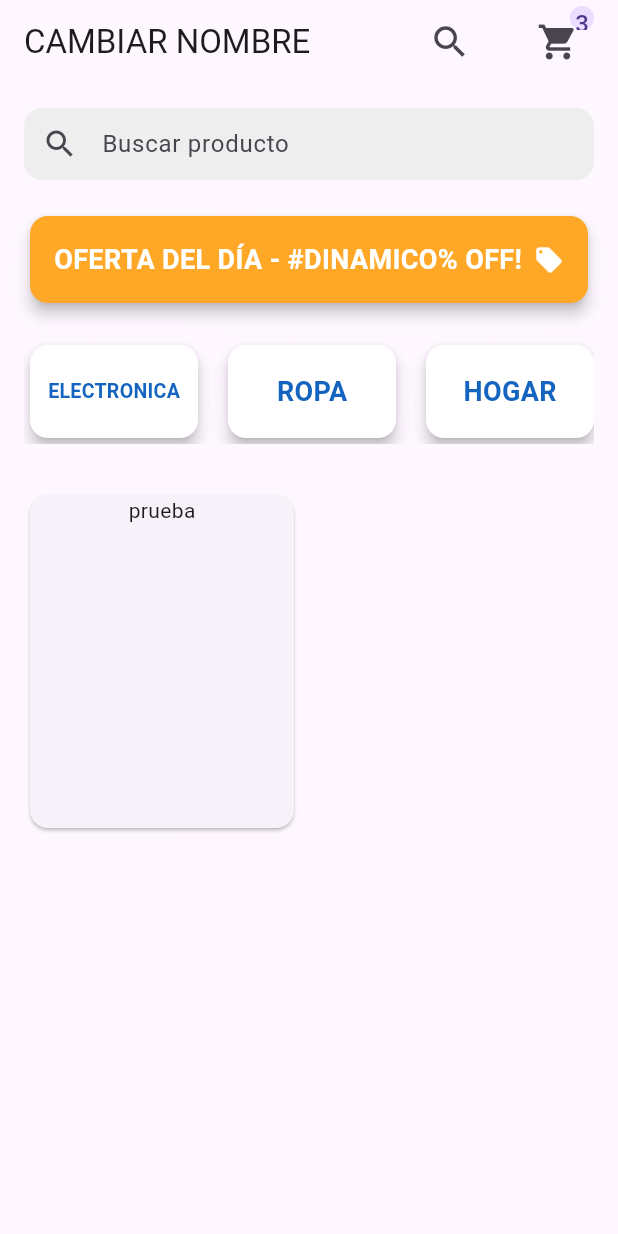
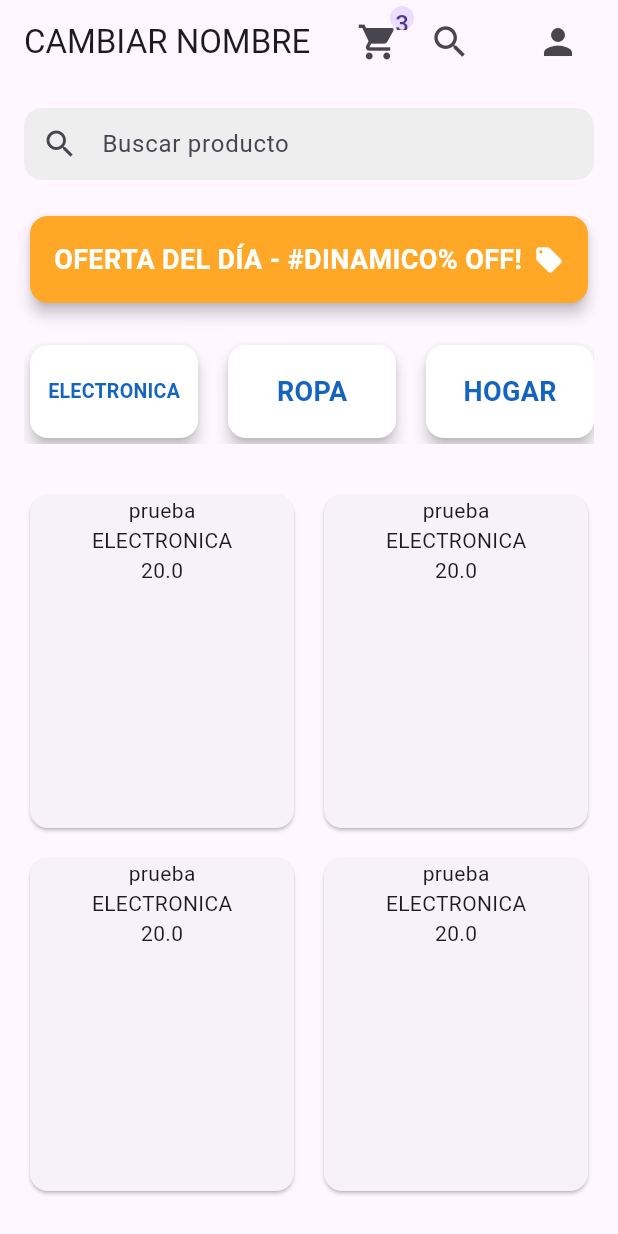
Before and after one commit to TLifeOfCris/MiniEcommerceApp, a Flutter app: the screen it shows after launch, on a phone screen of 412 x 824 dp. Run offline on Flutter 3.47's test engine with Material 3 defaults, Android fonts, the phone set to English and light mode, and no system bars.

Commit message:
Se cambió de lugar los IconButton

```diff
--- a/lib/provider/provider.dart
+++ b/lib/provider/provider.dart
@@ -7,6 +7,9 @@ class ProductProvider extends ChangeNotifier{
   List<String> categorias = ['ELECTRONICA', 'ROPA', 'HOGAR', 'MASCOTAS'];
 
 
-  List<Product> productos = [Product(id: '1314', productName: 'prueba', category: 'ELECTRONICA', price: 20, description: 'PUREBA', stock: true)];
+  List<Product> productos = [Product(id: '1314', productName: 'prueba', category: 'ELECTRONICA', price: 20, description: 'PUREBA', stock: true),
+  Product(id: '1314', productName: 'prueba', category: 'ELECTRONICA', price: 20, description: 'PUREBA', stock: true),
+  Product(id: '1314', productName: 'prueba', category: 'ELECTRONICA', price: 20, description: 'PUREBA', stock: true), Product(id: '1314', productName: 'prueba', category: 'ELECTRONICA', price: 20, description: 'PUREBA', stock: true),
+  Product(id: '1314', productName: 'prueba', category: 'ELECTRONICA', price: 20, description: 'PUREBA', stock: true)];
 
 }
--- a/lib/screens/tienda/hometienda.dart
+++ b/lib/screens/tienda/hometienda.dart
@@ -17,10 +17,7 @@ class HomeTienda extends StatelessWidget {
             padding: const EdgeInsets.only(right:  16.0),
             child: Row(
               children: <Widget>[
-                //Cambiar a boton normal
-                IconButton(icon:  Icon(Icons.search, size: 28),onPressed: () {}, ),
-                SizedBox(width: 24,),
-            Stack(children: <Widget>[
+                Stack(children: <Widget>[
               //Cambiar a botón normal
               IconButton(icon: Icon(Icons.shopping_cart, size: 28),onPressed: () {}, ),
 
@@ -32,7 +29,12 @@ class HomeTienda extends StatelessWidget {
                 //HACERLO REACTIVO CON EL NÚMERO DE ARITCULOS EN EL CARRITO
                 child: Text('3'),)),
               ],
-            )
+            ),
+                //Cambiar a boton normal
+                IconButton(icon:  Icon(Icons.search, size: 28),onPressed: () {}, ),
+                SizedBox(width: 24,),
+                IconButton(onPressed: (){}, icon: Icon(Icons.person, size: 28,)),
+
             ],),
           )
         ],
@@ -119,9 +121,13 @@ class HomeTienda extends StatelessWidget {
                     itemCount: ProductProvider().productos.length,
                     itemBuilder: (context, index){
                     final producto = ProductProvider().productos[index];
-                    return Card(child: Center(child: Column(
+                    return Card(
+                      child: Center(
+                      child: Column(
                       children: <Widget> [
                         Text(producto.productName),
+                        Text(producto.category),
+                        Text(producto.price.toString())
                       ],
                     )),);
                   }),
```
